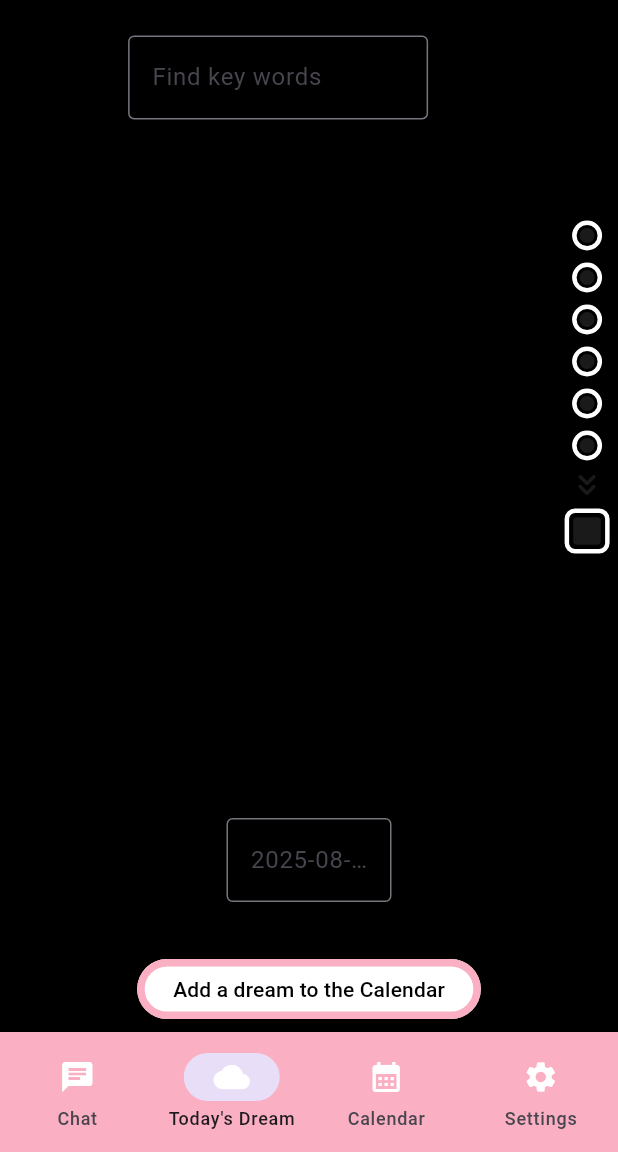
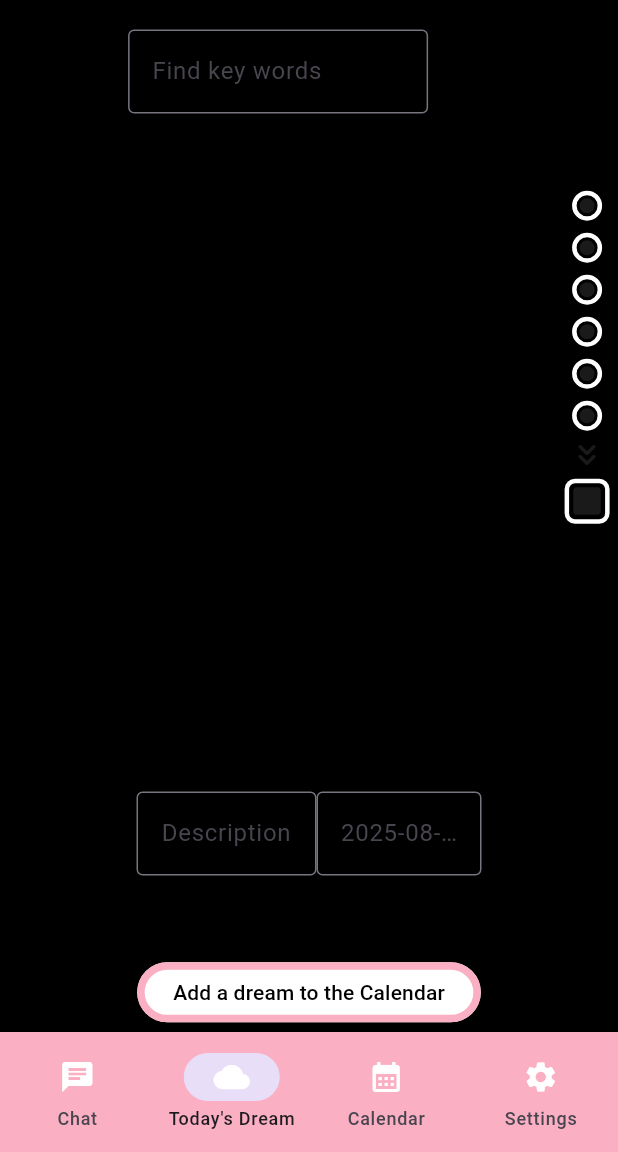
Before and after one commit to L6TR/PocketDreams, a Flutter app: the screen it shows after launch, item 2 of the bottom bar chosen, on a phone screen of 412 x 824 dp, the part 84-1236 px from its top. Run offline on Flutter 3.47's test engine with Material 3 defaults, Android fonts, the phone set to English and light mode, and no system bars; our stand-ins replace flutter_bloc; network calls fail.

Commit message:
+ Description Writing

```diff
--- a/lib/main.dart
+++ b/lib/main.dart
@@ -540,6 +540,7 @@ class _TodaysDreamState extends State<TodaysDream> {
   }
 
   final TextEditingController _dateController = TextEditingController();
+  String _description = "";
 
   @override
   Widget build(BuildContext context) {
@@ -708,9 +709,35 @@ class _TodaysDreamState extends State<TodaysDream> {
             ),
           ),
           Expanded(
-            flex: 2,
-            child: Center(
-              child: SizedBox(
+            flex: 3,
+            child: Row(
+              mainAxisAlignment: MainAxisAlignment.center,
+              crossAxisAlignment: CrossAxisAlignment.center,
+              children: [
+                SizedBox(
+                  width: 120,
+                  child: TextField(
+                    textAlign: TextAlign.center,
+                    style: TextStyle(color: Colors.white),
+                    controller: TextEditingController(text: _description),
+                    decoration: InputDecoration(
+                      border: OutlineInputBorder(),
+                      hintText: "Description",
+                      focusedBorder: OutlineInputBorder(
+                        // color of the border
+                        borderSide: BorderSide(
+                          color: Color.fromARGB(255, 250, 175, 195),
+                        ),
+                      ),
+                    ),
+                    readOnly: true,
+                    onTap: () {
+                      _writeADescription();
+                    },
+                  ),
+                ),
+
+                SizedBox(
                   width: 110,
                   child: TextField(
                     textAlign: TextAlign.center,
@@ -732,7 +759,31 @@ class _TodaysDreamState extends State<TodaysDream> {
                     },
                   ),
                 ),
+              ],
             ),
+
+            /* SizedBox(
+                    child: OutlinedButton(
+                      style: ButtonStyle(
+                        backgroundColor: WidgetStatePropertyAll(Colors.white),
+                        side: WidgetStatePropertyAll(
+                          BorderSide(
+                            color: Color.fromARGB(255, 250, 175, 195),
+                            width: 5,
+                          ),
+                        ),
+                      ),
+                      child: Text(
+                        "Write",
+                        style: TextStyle(color: Colors.black),
+                      ),
+
+                      //
+                      // important!!!
+                      //
+                      onPressed: () {},
+                    ),
+                  ),*/
           ),
 
           Expanded(
@@ -761,7 +812,7 @@ class _TodaysDreamState extends State<TodaysDream> {
                     addDream(
                       mixedColor(chosenSphereColors),
                       _dateController,
-                      "idk",
+                      _description,
                     );
                   },
                 ),
@@ -790,6 +841,46 @@ class _TodaysDreamState extends State<TodaysDream> {
       setState(() {
         _dateController.text = pickedDate.toString().split(" ")[0];
       });
+    } else {
+      _dateController.text = DateTime.now().toString().split(" ")[0];
     }
   }
+
+  Future<void> _writeADescription() async {
+    final TextEditingController descriptionController = TextEditingController();
+
+    await showDialog(
+      context: context,
+      builder: (context) {
+        return AlertDialog(
+          backgroundColor: Colors.black,
+          title: Text("Write your dream"),
+          content: SizedBox(
+            height: 200,
+            child: TextField(
+              controller: descriptionController,
+              maxLines: null,
+              expands: true,
+            ),
+          ),
+          actions: [
+            TextButton(
+              onPressed: () {
+                Navigator.pop(context);
+              },
+              child: Text("Canscel"),
+            ),
+            ElevatedButton(
+              onPressed: () {
+                setState(() {
+                  _description = descriptionController.text;
+                });
+              },
+              child: Text("Save"),
+            ),
+          ],
+        );
+      },
+    );
   }
+}
```
Lines whose indentation alone changed are shown as unchanged.
